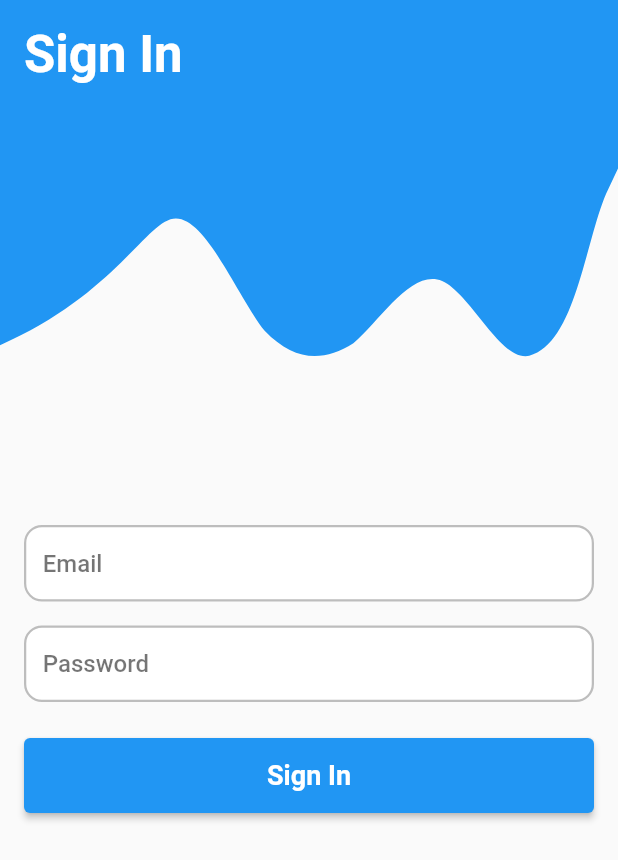
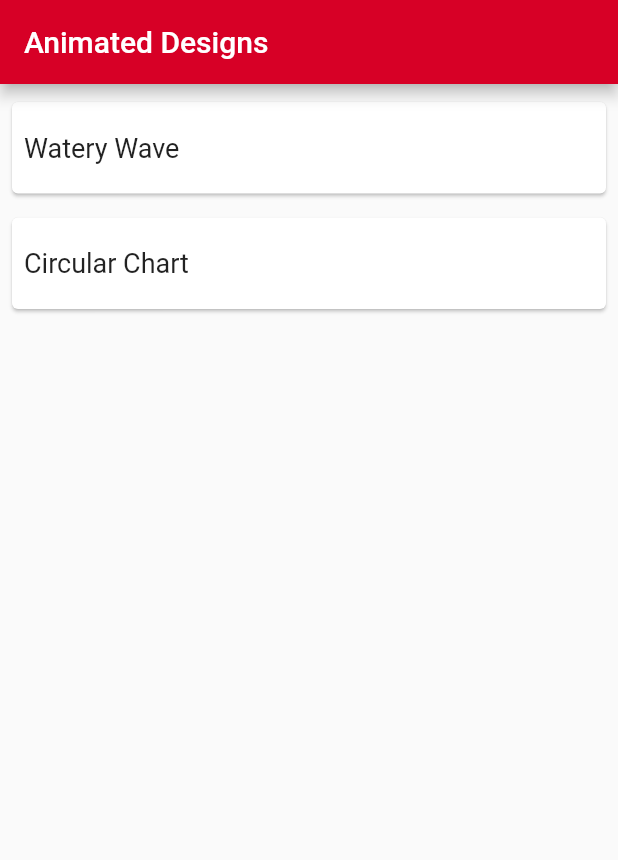
Before and after one commit to shwetavish/animated_shape, a Flutter app: the screen it shows after launch, on a phone screen of 412 x 824 dp. Shown: the top 860 px of the screen. Run offline on Flutter 3.47's test engine with Material 2 defaults, Android fonts, the phone set to English and light mode, and no system bars; our stand-ins replace rxdart, syncfusion_flutter_gauges.

Commit message:
Added New Design (Circular Chart) & did some code optimization

```diff
--- /dev/null
+++ b/lib/design_widget_list.dart
@@ -0,0 +1,71 @@
+import 'package:flutter/material.dart';
+
+import 'design_widgets/circular_chart/ui/circular_chart_page.dart';
+import 'design_widgets/watery_wave/ui/watery_wave_page.dart';
+
+class DesignWidgetList extends StatelessWidget {
+  const DesignWidgetList({Key? key, required this.title}) : super(key: key);
+  final String title;
+
+  @override
+  Widget build(BuildContext context) {
+    return Scaffold(
+      appBar: AppBar(
+        title: Text(title),
+      ),
+      body: SingleChildScrollView(
+        child: Padding(
+          padding: const EdgeInsets.all(4.0),
+          child: Column(
+            children: [
+              ListTile(
+                contentPadding: EdgeInsets.zero,
+                title: InkWell(
+                  onTap: () {
+                    Navigator.of(context).push(
+                      MaterialPageRoute(
+                        builder: (context) =>
+                            const WateryWavePage(title: 'Watery Wave'),
+                      ),
+                    );
+                  },
+                  child: const Card(
+                    child: Padding(
+                      padding: EdgeInsets.fromLTRB(8.0, 20.0, 8.0, 20.0),
+                      child: Text(
+                        'Watery Wave',
+                        style: TextStyle(fontSize: 18.0),
+                      ),
+                    ),
+                  ),
+                ),
+              ),
+              ListTile(
+                contentPadding: EdgeInsets.zero,
+                title: InkWell(
+                  onTap: () {
+                    Navigator.of(context).push(
+                      MaterialPageRoute(
+                        builder: (context) =>
+                            const CircularChartPage(title: 'Circular Chart'),
+                      ),
+                    );
+                  },
+                  child: const Card(
+                    child: Padding(
+                      padding: EdgeInsets.fromLTRB(8.0, 20.0, 8.0, 20.0),
+                      child: Text(
+                        'Circular Chart',
+                        style: TextStyle(fontSize: 18.0),
+                      ),
+                    ),
+                  ),
+                ),
+              )
+            ],
+          ),
+        ),
+      ),
+    );
+  }
+}
--- a/lib/component/top_shape.dart
+++ b/lib/design_widgets/watery_wave/component/watery_wave_shape.dart
@@ -1,10 +1,12 @@
 import 'package:flutter/cupertino.dart';
 import 'package:flutter/material.dart';
 
-class TopShape extends CustomClipper<Path> {
+import '../../../utils/app_constant.dart';
+
+class WateryWaveShape extends CustomClipper<Path> {
   final AnimationController controller;
 
-  TopShape._(this.controller);
+  WateryWaveShape._(this.controller);
 
   static Widget draw(
     Color color,
@@ -12,7 +14,7 @@ class TopShape extends CustomClipper<Path> {
     AnimationController controller,
   ) {
     return ClipPath(
-      clipper: TopShape._(controller),
+      clipper: WateryWaveShape._(controller),
       child: ColoredBox(
         color: color,
         child: SafeArea(
@@ -23,7 +25,7 @@ class TopShape extends CustomClipper<Path> {
               style: const TextStyle(
                 fontSize: 34,
                 fontWeight: FontWeight.bold,
-                color: Colors.white,
+                color: white,
               ),
             ),
           ),
--- a/lib/ui/signinpage.dart
+++ b/lib/design_widgets/watery_wave/ui/watery_wave_page.dart
@@ -1,17 +1,18 @@
 import 'package:flutter/material.dart';
 import 'package:rxdart/rxdart.dart';
 
-import '../widget/animated_shape.dart';
+import '../../../utils/app_constant.dart';
+import '../widget/my_animation.dart';
 
-class SignInPage extends StatefulWidget {
-  const SignInPage({Key? key, required this.title}) : super(key: key);
+class WateryWavePage extends StatefulWidget {
+  const WateryWavePage({Key? key, required this.title}) : super(key: key);
   final String title;
 
   @override
-  State<SignInPage> createState() => _SignInPageState();
+  State<WateryWavePage> createState() => _WateryWavePageState();
 }
 
-class _SignInPageState extends State<SignInPage> {
+class _WateryWavePageState extends State<WateryWavePage> {
   BehaviorSubject<bool> showShapeStream = BehaviorSubject();
   bool showShape = true;
 
@@ -27,10 +28,10 @@ class _SignInPageState extends State<SignInPage> {
               children: [
                 Container(
                   decoration: BoxDecoration(
-                    color: Colors.white,
+                    color: white,
                     borderRadius: BorderRadius.circular(12),
                     border: Border.all(
-                      color: Colors.black26,
+                      color: textBoxBorderColor,
                       width: 1.5,
                     ),
                   ),
@@ -43,7 +44,7 @@ class _SignInPageState extends State<SignInPage> {
                       hintStyle: TextStyle(
                         fontSize: 16,
                         fontWeight: FontWeight.w500,
-                        color: Colors.black54,
+                        color: hintColor,
                       ),
                     ),
                   ),
@@ -53,10 +54,10 @@ class _SignInPageState extends State<SignInPage> {
                 ),
                 Container(
                   decoration: BoxDecoration(
-                    color: Colors.white,
+                    color: white,
                     borderRadius: BorderRadius.circular(12),
                     border: Border.all(
-                      color: Colors.black26,
+                      color: textBoxBorderColor,
                       width: 1.5,
                     ),
                   ),
@@ -69,7 +70,7 @@ class _SignInPageState extends State<SignInPage> {
                       hintStyle: TextStyle(
                         fontSize: 16,
                         fontWeight: FontWeight.w500,
-                        color: Colors.black54,
+                        color: hintColor,
                       ),
                     ),
                   ),
@@ -87,7 +88,7 @@ class _SignInPageState extends State<SignInPage> {
                   child: const Text(
                     'Sign In',
                     style: TextStyle(
-                      color: Colors.white,
+                      color: white,
                       fontWeight: FontWeight.bold,
                       fontSize: 18,
                     ),
@@ -100,8 +101,8 @@ class _SignInPageState extends State<SignInPage> {
               stream: showShapeStream,
               builder: (context, snapshot) {
                 showShape = snapshot.data ?? showShape;
-                return AnimatedShape(
-                  color: Colors.blue,
+                return MyAnimation(
+                  color: myRed,
                   show: showShape,
                   title: widget.title,
                 );
--- a/lib/widget/animated_shape.dart
+++ b/lib/design_widgets/watery_wave/widget/my_animation.dart
@@ -1,10 +1,11 @@
 import 'dart:async';
 
-import 'package:animated_shape/component/top_shape.dart';
 import 'package:flutter/material.dart';
 
-class AnimatedShape extends StatefulWidget {
-  const AnimatedShape({
+import '../component/watery_wave_shape.dart';
+
+class MyAnimation extends StatefulWidget {
+  const MyAnimation({
     Key? key,
     required this.color,
     required this.show,
@@ -16,10 +17,10 @@ class AnimatedShape extends StatefulWidget {
   final String title;
 
   @override
-  State<AnimatedShape> createState() => _AnimatedShapeState();
+  State<MyAnimation> createState() => _MyAnimationState();
 }
 
-class _AnimatedShapeState extends State<AnimatedShape>
+class _MyAnimationState extends State<MyAnimation>
     with SingleTickerProviderStateMixin {
   late AnimationController _animationController;
 
@@ -43,7 +44,7 @@ class _AnimatedShapeState extends State<AnimatedShape>
   }
 
   @override
-  void didUpdateWidget(covariant AnimatedShape oldWidget) {
+  void didUpdateWidget(covariant MyAnimation oldWidget) {
     super.didUpdateWidget(oldWidget);
     debugPrint('animate shape didUpdateWidget: ${widget.show}');
     if (widget.show) {
@@ -60,7 +61,7 @@ class _AnimatedShapeState extends State<AnimatedShape>
       height: 480,
       child: AnimatedBuilder(
         animation: _animationController,
-        builder: (_, __) => TopShape.draw(
+        builder: (_, __) => WateryWaveShape.draw(
           widget.color,
           widget.title,
           _animationController,
--- a/lib/main.dart
+++ b/lib/main.dart
@@ -1,5 +1,7 @@
-import 'package:animated_shape/ui/signinpage.dart';
+import 'package:animated_shape/utils/app_constant.dart';
 import 'package:flutter/material.dart';
+
+import 'design_widget_list.dart';
 
 void main() {
   runApp(const MyApp());
@@ -14,9 +16,10 @@ class MyApp extends StatelessWidget {
       title: 'Animated Shape',
       debugShowCheckedModeBanner: false,
       theme: ThemeData(
-        primarySwatch: Colors.blue,
+        // primarySwatch: Colors.blue,
+        primarySwatch: buildMaterialColor(myRed),
       ),
-      home: const SignInPage(title: 'Sign In'),
+      home: const DesignWidgetList(title: 'Animated Designs'),
     );
   }
 }
--- /dev/null
+++ b/lib/utils/app_constant.dart
@@ -0,0 +1,44 @@
+import 'package:flutter/material.dart';
+
+const Color myRed = Color(0xFFD70026);
+const Color white = Colors.white;
+
+//Watery Wave
+const Color hintColor = Colors.black54;
+const Color textBoxBorderColor = Colors.black26;
+
+//CircularChart
+const Color boxShadowColor = Colors.black26;
+const Color bottomBarTextIconColor = Color(0xFFA1A1AA);
+
+const Color bgChartGradientColor1 = Color(0x45DCDCDC);
+const Color bgChartGradientColor2 = Color(0x4AFDE1D7);
+
+const Color chartGradientColor1 = Color(0xFFF5F5F5);
+const Color chartGradientColor2 = Color(0xFFFDE1D7);
+
+const Color chartBorderRingColor1 = Color(0x1A000000);
+const Color chartBorderRingColor2 = myRed;
+
+//App Theme Color
+MaterialColor buildMaterialColor(Color color) {
+  List strengths = <double>[.05];
+  Map<int, Color> swatch = {};
+  final int r = color.red, g = color.green, b = color.blue;
+
+  for (int i = 1; i < 10; i++) {
+    strengths.add(0.1 * i);
+  }
+  strengths.forEach(
+    (strength) {
+      final double ds = 0.5 - strength;
+      swatch[(strength * 1000).round()] = Color.fromRGBO(
+        r + ((ds < 0 ? r : (255 - r)) * ds).round(),
+        g + ((ds < 0 ? g : (255 - g)) * ds).round(),
+        b + ((ds < 0 ? b : (255 - b)) * ds).round(),
+        1,
+      );
+    },
+  );
+  return MaterialColor(color.value, swatch);
+}
--- a/pubspec.yaml
+++ b/pubspec.yaml
@@ -37,6 +37,7 @@ dependencies:
   # Use with the CupertinoIcons class for iOS style icons.
   cupertino_icons: ^1.0.2
   rxdart: ^0.27.5
+  syncfusion_flutter_gauges: ^20.3.60
 
 dev_dependencies:
   flutter_test:
```
Also changed, not shown: lib/design_widgets/circular_chart/component/circular_chart.dart (added, +141 -0 lines), lib/design_widgets/circular_chart/ui/circular_chart_page.dart (added, +154 -0 lines), pubspec.lock, 1 other file.
